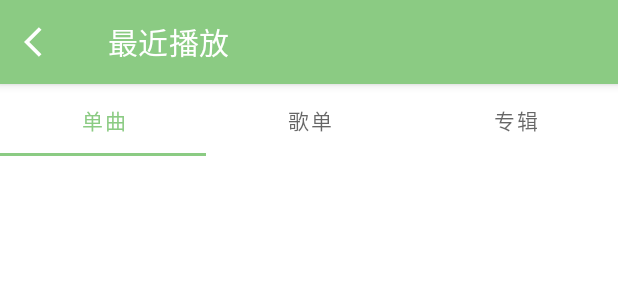
After one commit to QXie12/QRAndroidMusicPlayer, an Android app: the layout activity_recent.xml on its own in the app's theme, with its tools: preview values and no code run, on a phone screen of 412 x 824 dp. The commit adds this screen. Shown: the top 300 px of the screen. Run offline under Robolectric (Android 15) with nearby library versions, the phone set to English and light mode, and no system bars.

Commit message:
增加最近播放样式，增加todo，解决安卓版本不同导致专辑图片获取不到的问题

```diff
--- a/app/src/main/java/com/example/musicplayer/ui/localMusic/SongFragment.java
+++ b/app/src/main/java/com/example/musicplayer/ui/localMusic/SongFragment.java
@@ -79,6 +79,7 @@ public class SongFragment extends Fragment {
     public void onDestroyView() {
         super.onDestroyView();
     }
+
     private void initAdapter() {
 //        拿到了音乐列表
         list = new ArrayList<>();
--- a/app/src/main/res/drawable/ic_find.xml
+++ b/app/src/main/res/drawable/ic_find.xml
@@ -2,8 +2,9 @@
     android:width="24dp"
     android:height="24dp"
     android:viewportWidth="24"
-    android:viewportHeight="24">
+    android:viewportHeight="24"
+    android:tint="@color/gray">
   <path
-      android:fillColor="#FF000000"
+      android:fillColor="@android:color/white"
       android:pathData="M12,2C6.48,2 2,6.48 2,12s4.48,10 10,10h5v-2h-5c-4.34,0 -8,-3.66 -8,-8s3.66,-8 8,-8 8,3.66 8,8v1.43c0,0.79 -0.71,1.57 -1.5,1.57s-1.5,-0.78 -1.5,-1.57L17,12c0,-2.76 -2.24,-5 -5,-5s-5,2.24 -5,5 2.24,5 5,5c1.38,0 2.64,-0.56 3.54,-1.47 0.65,0.89 1.77,1.47 2.96,1.47 1.97,0 3.5,-1.6 3.5,-3.57L22,12c0,-5.52 -4.48,-10 -10,-10zM12,15c-1.66,0 -3,-1.34 -3,-3s1.34,-3 3,-3 3,1.34 3,3 -1.34,3 -3,3z"/>
 </vector>
--- a/app/src/main/res/layout/activity_localsong.xml
+++ b/app/src/main/res/layout/activity_localsong.xml
@@ -25,7 +25,6 @@
             app:navigationIcon="@drawable/ic_arrow_back"
             app:popupTheme="@style/Widget.AppCompat.PopupMenu.Overflow"
             app:title="本地音乐"
-
             />
 </com.google.android.material.appbar.AppBarLayout>
 
--- /dev/null
+++ b/app/src/main/res/layout/activity_recent.xml
@@ -0,0 +1,78 @@
+<?xml version="1.0" encoding="utf-8"?>
+<androidx.coordinatorlayout.widget.CoordinatorLayout xmlns:android="http://schemas.android.com/apk/res/android"
+    xmlns:app="http://schemas.android.com/apk/res-auto"
+    xmlns:tools="http://schemas.android.com/tools"
+    android:id="@+id/recent_tabs"
+    android:layout_width="match_parent"
+    android:layout_height="match_parent"
+    android:orientation="vertical"
+    tools:context=".RecentActivity">
+
+
+    <com.google.android.material.appbar.AppBarLayout
+        android:id="@+id/appBarLayout"
+        android:layout_width="match_parent"
+        android:layout_height="wrap_content"
+        android:theme="@style/Theme.MusicPlayer.AppBarOverlay"
+        app:layout_constraintStart_toStartOf="parent"
+        app:layout_constraintTop_toTopOf="parent">
+
+
+        <androidx.appcompat.widget.Toolbar
+            android:id="@+id/recent_toolbar"
+            android:layout_width="match_parent"
+            android:layout_height="match_parent"
+            android:background="?attr/colorPrimary"
+            app:collapseIcon="@drawable/ic_favorite"
+            app:navigationIcon="@drawable/ic_arrow_back"
+            app:popupTheme="@style/Widget.AppCompat.PopupMenu.Overflow"
+            app:title="最近播放"
+            />
+    </com.google.android.material.appbar.AppBarLayout>
+
+
+    <androidx.viewpager.widget.ViewPager
+        android:id="@+id/recent_viewpager"
+        android:layout_width="match_parent"
+        android:layout_height="match_parent"
+        app:layout_behavior="@string/appbar_scrolling_view_behavior" >
+
+        <com.google.android.material.tabs.TabLayout
+            android:id="@+id/recent_tabLayout"
+            android:layout_width="match_parent"
+            android:layout_height="wrap_content"
+            android:minHeight="?attr/actionBarSize"
+            app:layout_constraintEnd_toEndOf="parent"
+            app:layout_constraintStart_toStartOf="parent"
+            app:layout_constraintTop_toBottomOf="@+id/appBarLayout">
+
+            <com.google.android.material.tabs.TabItem
+                android:layout_width="wrap_content"
+                android:layout_height="wrap_content"
+                android:text="@string/single_song" />
+            <com.google.android.material.tabs.TabItem
+                android:layout_width="wrap_content"
+                android:layout_height="wrap_content"
+                android:text="@string/song_list" />
+            <com.google.android.material.tabs.TabItem
+                android:layout_width="wrap_content"
+                android:layout_height="wrap_content"
+                android:text="@string/album" />
+
+        5</com.google.android.material.tabs.TabLayout>
+    </androidx.viewpager.widget.ViewPager>
+
+    <!--    <androidx.viewpager.widget.ViewPager-->
+    <!--        android:id="@+id/local_viewpager"-->
+    <!--        android:layout_width="411dp"-->
+    <!--        android:layout_height="wrap_content"-->
+    <!--        android:layout_alignParentBottom="true"-->
+    <!--        app:layout_constraintBottom_toBottomOf="parent"-->
+    <!--        app:layout_constraintEnd_toEndOf="parent"-->
+    <!--        app:layout_constraintStart_toStartOf="parent"-->
+    <!--        app:layout_constraintTop_toTopOf="parent">-->
+
+    <!--    </androidx.viewpager.widget.ViewPager>-->
+
+
+</androidx.coordinatorlayout.widget.CoordinatorLayout>
--- a/app/src/main/res/layout/fragment_mine.xml
+++ b/app/src/main/res/layout/fragment_mine.xml
@@ -267,10 +267,6 @@
                 android:layout_height="wrap_content"
                 android:text="收藏歌单" />
 
-            <com.google.android.material.tabs.TabItem
-                android:layout_width="wrap_content"
-                android:layout_height="wrap_content"
-                android:text="歌单助手" />
         </com.google.android.material.tabs.TabLayout>
     </ScrollView>
 
--- a/app/src/main/res/menu/activity_main_drawer.xml
+++ b/app/src/main/res/menu/activity_main_drawer.xml
@@ -7,14 +7,14 @@
         <item
             android:id="@+id/nav_home"
             android:icon="@drawable/ic_menu_camera"
-            android:title="Home" />
+            android:title="@string/head_mine" />
         <item
             android:id="@+id/nav_gallery"
             android:icon="@drawable/ic_menu_gallery"
-            android:title="Gallery" />
+            android:title="@string/vip" />
         <item
             android:id="@+id/nav_slideshow"
             android:icon="@drawable/ic_menu_slideshow"
-            android:title="Slideshow" />
+            android:title="@string/message" />
     </group>
 </menu>
```
Also changed, not shown: app/src/main/AndroidManifest.xml (+8 -7 lines), app/src/main/java/com/example/musicplayer/MainActivity.java (+10 -4 lines), app/src/main/java/com/example/musicplayer/RecentActivity.java (added, +81 -0 lines), app/src/main/java/com/example/musicplayer/adapter/MusicAdapter.java (+13 -4 lines), app/src/main/java/com/example/musicplayer/adapter/RecentAdapter.java (added, +99 -0 lines), app/src/main/java/com/example/musicplayer/adapter/RecentFragmentAdapter.java (added, +46 -0 lines), app/src/main/java/com/example/musicplayer/bean/MusicInfoModel.java (+9 -1 lines), app/src/main/java/com/example/musicplayer/common/MusicUtil.java (+25 -5 lines), app/src/main/java/com/example/musicplayer/ui/recent/RecentSongFragment.java (added, +105 -0 lines), app/src/main/java/com/example/musicplayer/ui/tab/mine/MineFragment.java (+12 -1 lines), app/src/main/res/drawable/ic_more_vert.xml (added, +10 -0 lines), app/src/main/res/layout/fragment_recent_song.xml (added, +13 -0 lines), app/src/main/res/layout/recent_item.xml (added, +58 -0 lines), app/src/main/res/values/strings.xml (+8 -0 lines).
